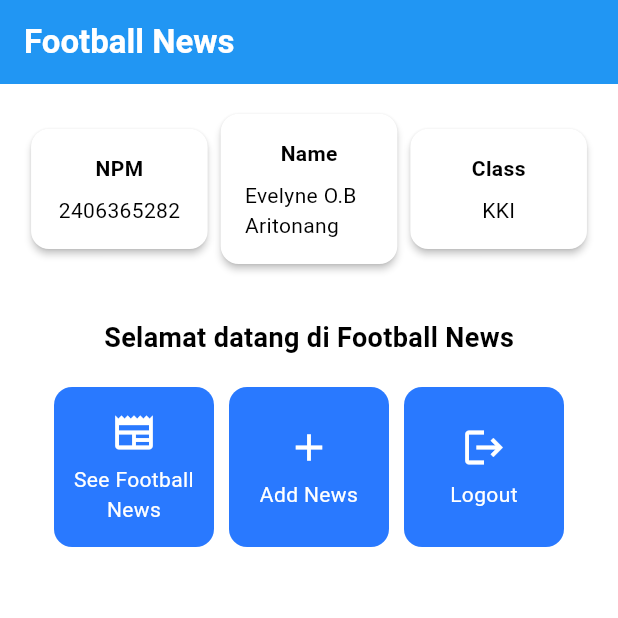
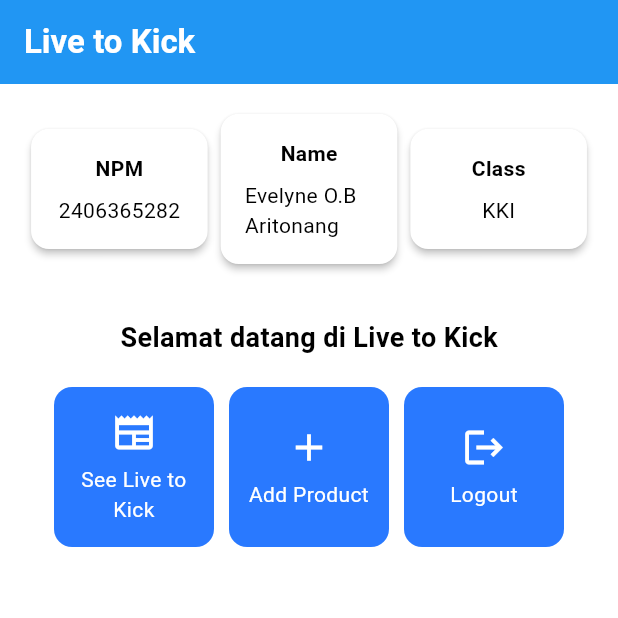
Before and after one commit to EvelynOct/live-to-kick-mobile, a Flutter app: the screen it shows after launch, on a phone screen of 412 x 824 dp, the top half of it. Run offline on Flutter 3.47's test engine with Material 3 defaults, Android fonts, the phone set to English and light mode, and no system bars.

Commit message:
Assignment 7

```diff
--- a/lib/menu.dart
+++ b/lib/menu.dart
@@ -8,8 +8,8 @@ class MyHomePage extends StatelessWidget {
   final String kelas = "KKI"; // Class
 
   final List<ItemHomepage> items = [
-    ItemHomepage("See Football News", Icons.newspaper),
-    ItemHomepage("Add News", Icons.add),
+    ItemHomepage("See Live to Kick", Icons.newspaper),
+    ItemHomepage("Add Product", Icons.add),
     ItemHomepage("Logout", Icons.logout),
   ];
 
@@ -20,9 +20,9 @@ class MyHomePage extends StatelessWidget {
     return Scaffold(
       // AppBar adalah bagian atas halaman yang menampilkan judul.
       appBar: AppBar(
-        // Judul aplikasi "Football News" dengan teks putih dan tebal.
+        // Judul aplikasi "Live to Kick" dengan teks putih dan tebal.
         title: const Text(
-          'Football News',
+          'Live to Kick',
           style: TextStyle(
             color: Colors.white,
             fontWeight: FontWeight.bold,
@@ -61,7 +61,7 @@ class MyHomePage extends StatelessWidget {
                   const Padding(
                     padding: EdgeInsets.only(top: 16.0),
                     child: Text(
-                      'Selamat datang di Football News',
+                      'Selamat datang di Live to Kick',
                       style: TextStyle(
                         fontWeight: FontWeight.bold,
                         fontSize: 18.0,
```
